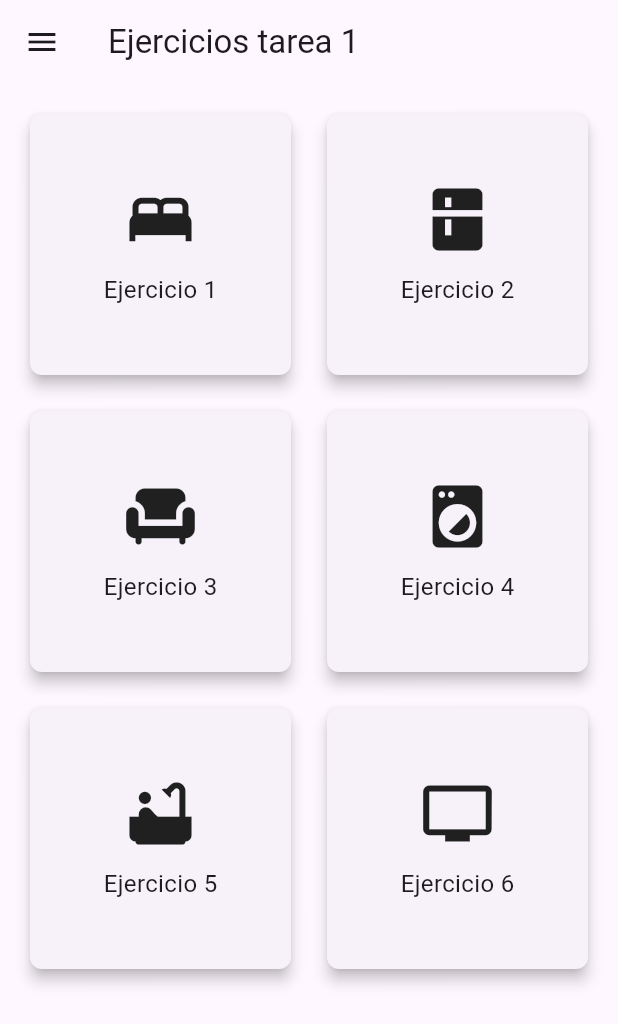
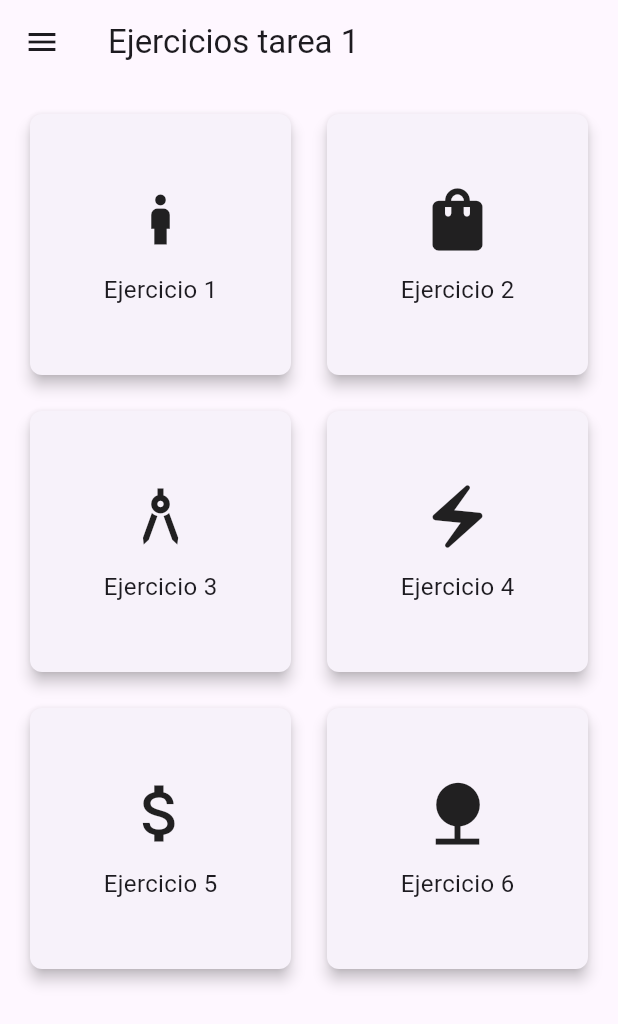
Before and after one commit to leodlc/g1-apps-moviles, a Flutter app: the screen it shows after launch, on a phone screen of 412 x 824 dp. Shown: the top 1024 px of the screen. Run offline on Flutter 3.47's test engine with Material 3 defaults, Android fonts, the phone set to English and light mode, and no system bars.

Commit message:
Actualización iconos

```diff
--- a/deber1g1/lib/main.dart
+++ b/deber1g1/lib/main.dart
@@ -26,15 +26,16 @@ class MyApp extends StatelessWidget {
 
 class HomeScreen extends StatelessWidget {
   final List<Exercise> exers = [
-    Exercise(name: 'Ejercicio 1', icon: Icons.bed, route: OneScreen()),
-    Exercise(name: 'Ejercicio 2', icon: Icons.kitchen, route: SecondScreen()),
-    Exercise(name: 'Ejercicio 3', icon: Icons.chair, route: ThirdScreen()),
+    Exercise(name: 'Ejercicio 1', icon: Icons.boy, route: OneScreen()),
     Exercise(
-        name: 'Ejercicio 4',
-        icon: Icons.local_laundry_service,
-        route: FourthScreen()),
-    Exercise(name: 'Ejercicio 5', icon: Icons.bathtub, route: FifthScreen()),
-    Exercise(name: 'Ejercicio 6', icon: Icons.tv, route: SixthScreen()),
+        name: 'Ejercicio 2', icon: Icons.shopping_bag, route: SecondScreen()),
+    Exercise(
+        name: 'Ejercicio 3', icon: Icons.architecture, route: ThirdScreen()),
+    Exercise(
+        name: 'Ejercicio 4', icon: Icons.electric_bolt, route: FourthScreen()),
+    Exercise(
+        name: 'Ejercicio 5', icon: Icons.attach_money, route: FifthScreen()),
+    Exercise(name: 'Ejercicio 6', icon: Icons.nature, route: SixthScreen()),
   ];
 
   @override
```
